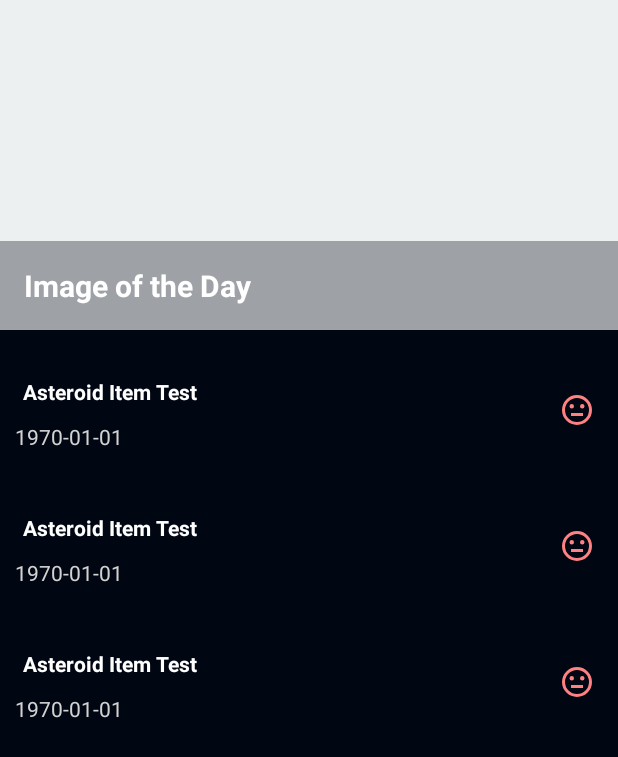
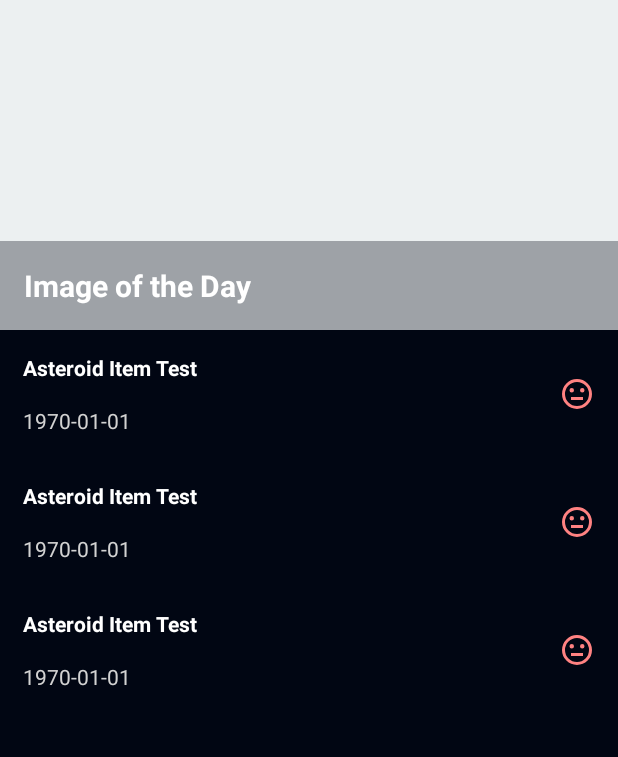
Before and after one commit to mdmasum-shuvo/Asteroid-Radar-App, an Android app: the layout fragment_main.xml on its own in the app's theme, with its tools: preview values and no code run, on a phone screen of 412 x 824 dp. Shown: the top 757 px of the screen. Run offline under Robolectric (Android 15) with nearby library versions, the phone set to English and light mode, and no system bars.

Commit message:
solve filter option bug

```diff
--- a/app/src/main/java/com/udacity/asteroidradar/database/AsteroidDao.kt
+++ b/app/src/main/java/com/udacity/asteroidradar/database/AsteroidDao.kt
@@ -1,13 +1,19 @@
 package com.udacity.asteroidradar.database
 
 import androidx.lifecycle.LiveData
+import androidx.lifecycle.MutableLiveData
 import androidx.room.*
 import com.udacity.asteroidradar.Asteroid
 
 @Dao
 interface AsteroidDao {
+
     @Query("SELECT * FROM Asteroid ORDER BY date(closeApproachDate) ASC")
     fun getAll(): LiveData<List<Asteroid>>
+
+
+    @Query("SELECT * FROM Asteroid WHERE closeApproachDate <=:date ORDER BY date(closeApproachDate) ASC ")
+    fun getTodayAsteroid(date: String): LiveData<List<Asteroid>>
 
     @Transaction
     fun updateData(users: List<Asteroid>): List<Long> {
--- a/app/src/main/java/com/udacity/asteroidradar/main/MainFragment.kt
+++ b/app/src/main/java/com/udacity/asteroidradar/main/MainFragment.kt
@@ -45,6 +45,11 @@ class MainFragment : Fragment() {
     }
 
     override fun onOptionsItemSelected(item: MenuItem): Boolean {
+        when(item.itemId){
+            R.id.week_asteroid -> viewModel.onViewWeekAsteroidsClicked()
+            R.id.today_asteroid -> viewModel.onTodayAsteroidsClicked()
+            R.id.save_asteroid -> viewModel.onSavedAsteroidsClicked()
+        }
         return true
     }
 }
--- a/app/src/main/res/layout/fragment_main.xml
+++ b/app/src/main/res/layout/fragment_main.xml
@@ -58,7 +58,9 @@
             app:layout_constraintStart_toStartOf="parent"
             app:layout_constraintTop_toBottomOf="@+id/activity_main_image_of_the_day_layout"
             app:listData="@{viewModel.asteroidList}"
-            tools:listitem="@layout/item_asteroid" />
+            tools:listitem="@layout/item_asteroid"
+            android:contentDescription="@string/this_is_nasa_s_picture_of_day_showing_nothing_yet"
+            />
 
         <ProgressBar
             android:id="@+id/status_loading_wheel"
--- a/app/src/main/res/layout/item_asteroid.xml
+++ b/app/src/main/res/layout/item_asteroid.xml
@@ -2,17 +2,63 @@
 <layout xmlns:android="http://schemas.android.com/apk/res/android"
     xmlns:app="http://schemas.android.com/apk/res-auto"
     xmlns:tools="http://schemas.android.com/tools">
-
     <data>
-
         <variable
             name="data"
             type="com.udacity.asteroidradar.Asteroid" />
     </data>
-
-    <LinearLayout
+    <androidx.constraintlayout.widget.ConstraintLayout
         android:layout_width="match_parent"
         android:layout_height="wrap_content"
+        android:padding="10dp">
+
+        <TextView
+            android:id="@+id/asteroid_item_name"
+            android:layout_width="match_parent"
+            android:layout_height="wrap_content"
+            android:padding="5dp"
+            android:text="@{data.codename}"
+            android:textColor="@color/default_text_color"
+            android:textStyle="bold"
+            app:layout_constraintEnd_toEndOf="parent"
+            app:layout_constraintStart_toStartOf="parent"
+            app:layout_constraintTop_toTopOf="parent"
+            tools:text="Asteroid Item Test" />
+
+        <TextView
+            android:id="@+id/asteroid_item_date"
+            android:layout_width="0dp"
+            android:layout_height="wrap_content"
+            android:layout_marginTop="5dp"
+            android:text="@{data.closeApproachDate}"
+            android:textColor="@color/text_grey"
+            android:textSize="14sp"
+            android:padding="5dp"
+            app:layout_constraintEnd_toEndOf="parent"
+            app:layout_constraintStart_toStartOf="parent"
+            app:layout_constraintTop_toBottomOf="@id/asteroid_item_name"
+            tools:text="1970-01-01" />
+
+        <ImageView
+            android:id="@+id/asteroid_item_hazard_icon"
+            android:layout_width="0dp"
+            android:layout_height="wrap_content"
+            android:padding="5dp"
+            android:src="@drawable/ic_status_potentially_hazardous"
+            app:layout_constraintBottom_toBottomOf="parent"
+            app:layout_constraintEnd_toEndOf="parent"
+            app:layout_constraintTop_toTopOf="parent"
+            app:statusIcon="@{data.potentiallyHazardous}"
+            tools:text="Asteroid Item Test" />
+    </androidx.constraintlayout.widget.ConstraintLayout>
+
+    <!--   <LinearLayout
+           xmlns:android="http://schemas.android.com/apk/res/android"
+           xmlns:app="http://schemas.android.com/apk/res-auto"
+           xmlns:tools="http://schemas.android.com/tools"
+           android:layout_width="match_parent"
+           android:layout_height="wrap_content"
+           android:background="@color/colorPrimary"
            android:layout_marginTop="16dp"
            android:gravity="center_vertical"
            android:padding="10dp"
@@ -63,5 +109,6 @@
 
 
        </LinearLayout>
+   -->
 
 </layout>
--- a/app/src/main/res/menu/main_overflow_menu.xml
+++ b/app/src/main/res/menu/main_overflow_menu.xml
@@ -2,12 +2,12 @@
 
 <menu xmlns:android="http://schemas.android.com/apk/res/android">
     <item
-        android:id="@+id/show_all_menu"
+        android:id="@+id/week_asteroid"
         android:title="@string/next_week_asteroids" />
     <item
-        android:id="@+id/show_rent_menu"
+        android:id="@+id/today_asteroid"
         android:title="@string/today_asteroids" />
     <item
-        android:id="@+id/show_buy_menu"
+        android:id="@+id/save_asteroid"
         android:title="@string/saved_asteroids" />
 </menu>
--- a/app/src/main/res/values/strings.xml
+++ b/app/src/main/res/values/strings.xml
@@ -19,5 +19,4 @@
     <string name="not_hazardous_asteroid_image">Not hazardous asteroid image</string>
     <string name="this_is_nasa_s_picture_of_day_showing_nothing_yet">This is NASA\'s picture of day, showing nothing yet</string>
     <string name="nasa_picture_of_day_content_description_format">NASA\'s picture of day: %s</string>
-    <string name="api_key">yXwUZCaave3dELGcFVJeZotVwTbV2Ufy8V4T0Id5</string>
 </resources>
--- a/build.gradle
+++ b/build.gradle
@@ -1,7 +1,7 @@
 // Top-level build file where you can add configuration options common to all sub-projects/modules.
 
 buildscript {
-    ext.kotlin_version = '1.3.72'
+    ext.kotlin_version = '1.4.20'
     ext.version_glide = "4.8.0"
 
     repositories {
```
Also changed, not shown: app/src/main/java/com/udacity/asteroidradar/AsteroidRepository.kt (+34 -6 lines), app/src/main/java/com/udacity/asteroidradar/Constants.kt (+10 -0 lines), app/src/main/java/com/udacity/asteroidradar/main/AsteroidAdapter.kt (+16 -11 lines), app/src/main/java/com/udacity/asteroidradar/main/MainViewModel.kt (+40 -1 lines), app/src/main/java/com/udacity/asteroidradar/network/NasaApiService.kt (+28 -3 lines). Lines whose indentation alone changed are shown as unchanged.
